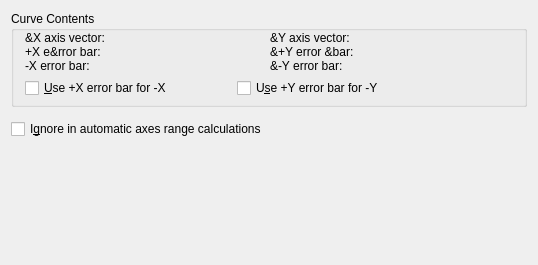
Kst-plot/kst, file src/libkstapp/curvetab.ui: the form before one commit.
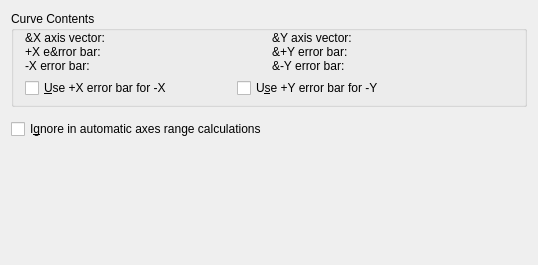
The form after the commit. Custom widgets are drawn as their Qt base class.

Diff of the .ui file:
```diff
--- a/src/libkstapp/curvetab.ui
+++ b/src/libkstapp/curvetab.ui
@@ -91,7 +91,7 @@
          </sizepolicy>
         </property>
         <property name="text" >
-         <string>&amp;+Y error &amp;bar:</string>
+         <string>&amp;+Y error bar:</string>
         </property>
         <property name="wordWrap" >
          <bool>false</bool>
```
